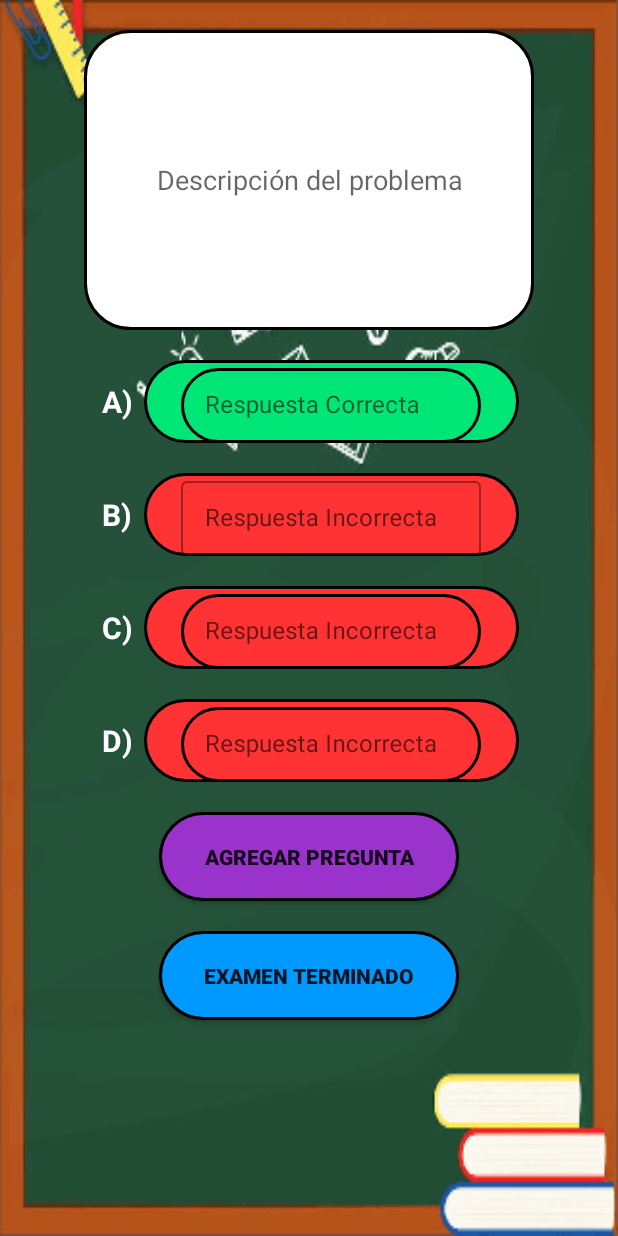
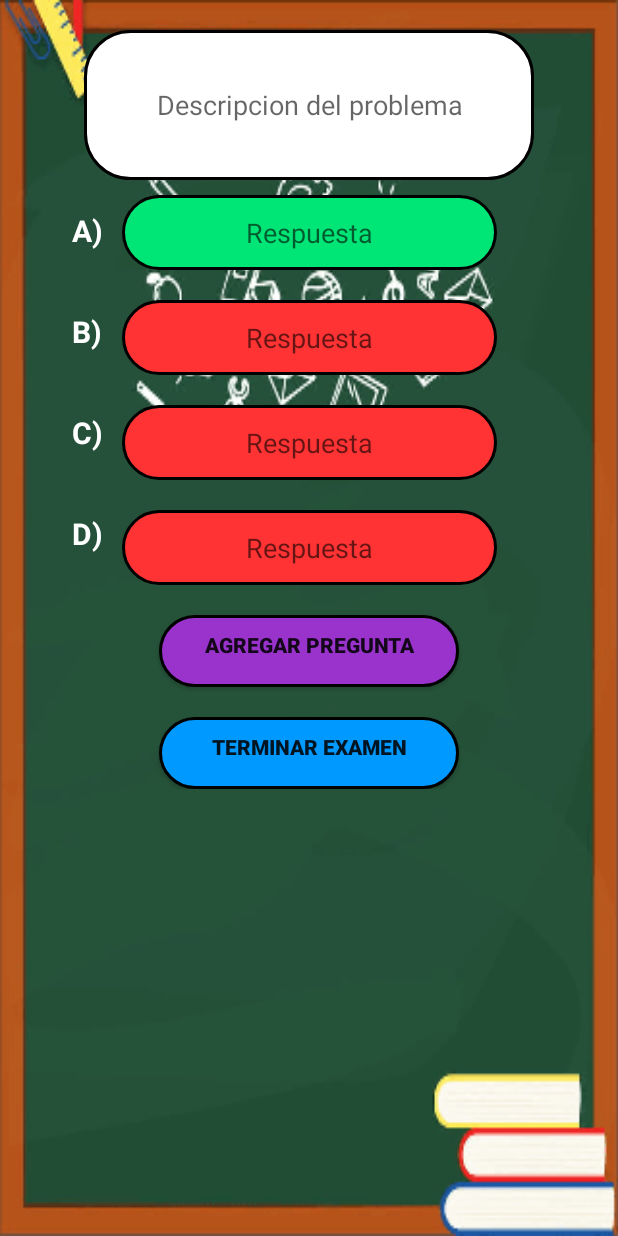
Before and after one commit to BrayanCore/BloqueoEscolar, an Android app: the AddQuestion screen opened directly, with no data from a screen before it, on a phone screen of 412 x 824 dp. Run offline under Robolectric (Android 15) with nearby library versions, the phone set to English and light mode, and no system bars; our stand-ins replace Firebase (no records; nobody signed in at launch, a user with empty details on screens opened directly); Roboto replaces fonts that are not available here; 1 statement that could not run was skipped.

Commit message:
Se agrega logica para obtener lista de grados, despues para obtener examenes por grados y poder guardar examenes segun el grado actual

```diff
--- a/app/src/main/java/com/example/bloqueoescolar/domain/struct/StructQuestion.kt
+++ b/app/src/main/java/com/example/bloqueoescolar/domain/struct/StructQuestion.kt
@@ -13,5 +13,9 @@ class StructQuestion : Serializable {
         question: String,
         correctAnswer: Int,
         options: StructOptions
-    )
+    ) {
+        this.question = question
+        this.correctAnswer = correctAnswer
+        this.options = options
+    }
 }
--- a/app/src/main/res/layout/add_question.xml
+++ b/app/src/main/res/layout/add_question.xml
@@ -1,5 +1,6 @@
 <?xml version="1.0" encoding="utf-8"?>
-<LinearLayout xmlns:android="http://schemas.android.com/apk/res/android"
+<androidx.constraintlayout.widget.ConstraintLayout
+    xmlns:android="http://schemas.android.com/apk/res/android"
     xmlns:app="http://schemas.android.com/apk/res-auto"
     xmlns:tools="http://schemas.android.com/tools"
     android:layout_width="match_parent"
@@ -7,190 +8,183 @@
     tools:context=".Main"
     android:background="@drawable/pizarra"
     android:orientation="vertical"
-    android:gravity="center_horizontal"
-    >
+    android:gravity="center_horizontal">
+
+    <!-- Descripcion -->
+    <EditText
+        android:id="@+id/description"
+        android:layout_width="300dp"
+        android:layout_height="100dp"
+        android:layout_marginTop="20dp"
+        android:background="@drawable/c_redond"
+        android:ems="10"
+        android:gravity="center"
+        android:inputType="textPersonName"
+        android:hint="@string/app_add_question_description"
+        app:layout_constraintEnd_toEndOf="parent"
+        app:layout_constraintStart_toStartOf="parent"
+        app:layout_constraintTop_toTopOf="parent" />
+
+    <androidx.constraintlayout.widget.ConstraintLayout
+        android:layout_width="match_parent"
+        android:layout_height="wrap_content"
+        android:layout_marginTop="10dp"
+        app:layout_constraintEnd_toEndOf="parent"
+        app:layout_constraintStart_toStartOf="parent"
+        app:layout_constraintTop_toBottomOf="@+id/description">
+
+        <!-- Respuesta A -->
+        <TextView
+            android:id="@+id/textViewA"
+            android:layout_width="25dp"
+            android:layout_height="match_parent"
+            android:layout_marginTop="10dp"
+            android:layout_marginStart="45dp"
+            android:gravity="center"
+            android:text="A)"
+            android:textColor="@android:color/white"
+            android:textSize="20dp"
+            android:textStyle="bold"
+            app:layout_constraintStart_toStartOf="parent"
+            app:layout_constraintTop_toTopOf="parent" />
 
         <EditText
-        android:id="@+id/description"
-        android:hint="Descripción del problema"
+            android:id="@+id/answer1"
+            android:layout_width="250dp"
+            android:layout_height="50dp"
+            android:background="@drawable/boton_respuestas"
+            android:ems="10"
             android:gravity="center"
-        android:layout_gravity="center"
-        android:layout_marginTop="20dp"
-        android:layout_width="300dp"
-        android:layout_height="200dp"
-        android:background="@drawable/c_redond"
-        />
+            android:textSize="18sp"
+            android:inputType="textPersonName"
+            android:hint="@string/app_add_question_answer"
+            app:layout_constraintEnd_toEndOf="parent"
+            app:layout_constraintHorizontal_bias="0.120"
+            app:layout_constraintStart_toEndOf="@+id/textViewA"
+            app:layout_constraintTop_toTopOf="parent" />
 
-    <LinearLayout
-        android:layout_width="match_parent"
-        android:layout_height="wrap_content"
-        android:gravity="center_horizontal"
-        android:orientation="horizontal"
-        >
+        <!-- Respuesta B -->
         <TextView
+            android:id="@+id/textViewB"
             android:layout_width="25dp"
             android:layout_height="match_parent"
-            android:text="A)"
+            android:layout_marginStart="45dp"
+            android:layout_marginTop="40dp"
             android:gravity="center"
+            android:text="B)"
+            android:textColor="@android:color/white"
+            android:textSize="20sp"
             android:textStyle="bold"
-            android:textSize="20dp"
-            android:layout_marginRight="5dp"
+            app:layout_constraintStart_toStartOf="parent"
+            app:layout_constraintTop_toBottomOf="@+id/textViewA" />
+
+        <EditText
+            android:id="@+id/answer2"
+            android:layout_width="250dp"
+            android:layout_height="50dp"
             android:layout_marginTop="20dp"
-            android:textColor="@android:color/white"
-            />
-        <com.google.android.material.textfield.TextInputLayout
-            android:layout_width="250dp"
+            android:background="@drawable/wrong_answer"
+            android:ems="10"
             android:gravity="center"
-            android:layout_height="match_parent"
-            android:layout_marginTop="20dp"
-            android:background="@drawable/boton_respuestas"
-            style="@style/Widget.MaterialComponents.TextInputLayout.OutlinedBox"
-            >
-            <androidx.appcompat.widget.AppCompatEditText
-                android:id="@+id/answer1"
-                android:layout_width="200dp"
-                android:layout_height="50dp"
-                android:hint="Respuesta Correcta"
-                android:background="@drawable/boton_respuestas"
-                android:textColor="#363A43"
-                android:textColorHint="#7A8089"
-                />
-        </com.google.android.material.textfield.TextInputLayout>
-    </LinearLayout>
+            android:textSize="18sp"
+            android:inputType="textPersonName"
+            android:hint="@string/app_add_question_answer"
+            app:layout_constraintEnd_toEndOf="parent"
+            app:layout_constraintHorizontal_bias="0.120"
+            app:layout_constraintStart_toEndOf="@+id/textViewB"
+            app:layout_constraintTop_toBottomOf="@+id/answer1" />
 
-    <LinearLayout
-        android:layout_width="match_parent"
-        android:layout_height="wrap_content"
-        android:gravity="center_horizontal"
-        android:orientation="horizontal"
-        >
+        <!-- Respuesta C -->
         <TextView
+            android:id="@+id/textViewC"
             android:layout_width="25dp"
             android:layout_height="match_parent"
-            android:text="B)"
+            android:layout_marginStart="45dp"
+            android:layout_marginTop="40dp"
             android:gravity="center"
+            android:text="C)"
+            android:textColor="@android:color/white"
+            android:textSize="20dp"
             android:textStyle="bold"
-            android:textSize="20dp"
-            android:layout_marginRight="5dp"
-            android:layout_marginTop="20dp"
-            android:textColor="@android:color/white"
-            />
-        <com.google.android.material.textfield.TextInputLayout
+            app:layout_constraintStart_toStartOf="parent"
+            app:layout_constraintTop_toBottomOf="@+id/textViewB" />
+
+        <EditText
+            android:id="@+id/answer3"
             android:layout_width="250dp"
-            android:gravity="center"
-            android:layout_height="match_parent"
+            android:layout_height="50dp"
             android:layout_marginTop="20dp"
             android:background="@drawable/wrong_answer"
-            style="@style/Widget.MaterialComponents.TextInputLayout.OutlinedBox"
-            >
-            <androidx.appcompat.widget.AppCompatEditText
-                android:id="@+id/answer2"
-                android:layout_width="200dp"
-                android:layout_height="50dp"
-                android:hint="Respuesta Incorrecta"
-                android:textColor="#FFF"
-                android:textColorHint="#7A8089"
-                />
-        </com.google.android.material.textfield.TextInputLayout>
-    </LinearLayout>
+            android:ems="10"
+            android:gravity="center"
+            android:textSize="18sp"
+            android:inputType="textPersonName"
+            android:hint="@string/app_add_question_answer"
+            app:layout_constraintEnd_toEndOf="parent"
+            app:layout_constraintHorizontal_bias="0.120"
+            app:layout_constraintStart_toEndOf="@+id/textViewC"
+            app:layout_constraintTop_toBottomOf="@+id/answer2" />
 
-    <LinearLayout
-        android:layout_width="match_parent"
-        android:layout_height="wrap_content"
-        android:gravity="center_horizontal"
-        android:orientation="horizontal"
-        >
+        <!-- Respuesta D -->
         <TextView
+            android:id="@+id/textViewD"
             android:layout_width="25dp"
             android:layout_height="match_parent"
-            android:text="C)"
+            android:layout_marginStart="45dp"
+            android:layout_marginTop="40dp"
             android:gravity="center"
+            android:text="D)"
+            android:textColor="@android:color/white"
+            android:textSize="20dp"
             android:textStyle="bold"
-            android:textSize="20dp"
-            android:layout_marginRight="5dp"
-            android:layout_marginTop="20dp"
-            android:textColor="@android:color/white"
-            />
-        <com.google.android.material.textfield.TextInputLayout
+            app:layout_constraintStart_toStartOf="parent"
+            app:layout_constraintTop_toBottomOf="@+id/textViewC" />
+
+        <EditText
+            android:id="@+id/answer4"
             android:layout_width="250dp"
-            android:gravity="center"
-            android:layout_height="match_parent"
+            android:layout_height="50dp"
             android:layout_marginTop="20dp"
             android:background="@drawable/wrong_answer"
-            style="@style/Widget.MaterialComponents.TextInputLayout.OutlinedBox"
-            >
-            <androidx.appcompat.widget.AppCompatEditText
-                android:id="@+id/answer3"
-                android:layout_width="200dp"
-                android:layout_height="50dp"
-                android:hint="Respuesta Incorrecta"
-                android:textColor="#FFF"
-                android:textColorHint="#7A8089"
-                android:background="@drawable/wrong_answer"
-                />
-        </com.google.android.material.textfield.TextInputLayout>
-    </LinearLayout>
+            android:ems="10"
+            android:gravity="center"
+            android:textSize="18sp"
+            android:inputType="textPersonName"
+            android:hint="@string/app_add_question_answer"
+            app:layout_constraintEnd_toEndOf="parent"
+            app:layout_constraintHorizontal_bias="0.120"
+            app:layout_constraintStart_toEndOf="@+id/textViewD"
+            app:layout_constraintTop_toBottomOf="@+id/answer3" />
 
-    <LinearLayout
-        android:layout_width="match_parent"
-        android:layout_height="wrap_content"
-        android:gravity="center_horizontal"
-        android:orientation="horizontal"
-        >
-        <TextView
-            android:layout_width="25dp"
-            android:layout_height="match_parent"
-            android:text="D)"
-            android:gravity="center"
-            android:textStyle="bold"
-            android:textSize="20dp"
-            android:layout_marginRight="5dp"
-            android:layout_marginTop="20dp"
-            android:textColor="@android:color/white"
-            />
-        <com.google.android.material.textfield.TextInputLayout
-            android:layout_width="250dp"
-            android:gravity="center"
-            android:layout_height="match_parent"
-            android:layout_marginTop="20dp"
-            android:background="@drawable/wrong_answer"
-            style="@style/Widget.MaterialComponents.TextInputLayout.OutlinedBox"
-            >
-            <androidx.appcompat.widget.AppCompatEditText
-                android:id="@+id/answer4"
-                android:layout_width="200dp"
-                android:layout_height="50dp"
-                android:hint="Respuesta Incorrecta"
-                android:textColor="#FFF"
-                android:textColorHint="#7A8089"
-                android:background="@drawable/wrong_answer"
-                />
-        </com.google.android.material.textfield.TextInputLayout>
-    </LinearLayout>
-
+        <!-- Agregar pregunta -->
         <Button
             android:id="@+id/add_question"
             android:layout_width="200dp"
             android:layout_height="wrap_content"
             android:layout_marginTop="20dp"
             android:background="@drawable/c_purple"
-        android:text="AGREGAR PREGUNTA"
-        android:padding="20dp"
             android:gravity="center_horizontal"
+            android:padding="10dp"
+            android:text="@string/app_add_question_add"
             android:textStyle="bold"
-        />
+            app:layout_constraintEnd_toEndOf="parent"
+            app:layout_constraintStart_toStartOf="parent"
+            app:layout_constraintTop_toBottomOf="@+id/answer4" />
 
+        <!-- Terminar alta de examen -->
         <Button
             android:id="@+id/send_exam_btn"
             android:layout_width="200dp"
             android:layout_height="wrap_content"
             android:layout_marginTop="20dp"
             android:background="@drawable/boton_enviar"
-        android:text="EXAMEN TERMINADO"
-        android:padding="20dp"
             android:gravity="center_horizontal"
+            android:padding="10dp"
+            android:text="@string/app_add_question_finish"
             android:textStyle="bold"
-        />
+            app:layout_constraintEnd_toEndOf="parent"
+            app:layout_constraintStart_toStartOf="parent"
+            app:layout_constraintTop_toBottomOf="@+id/add_question" />
 
-
-</LinearLayout>
+    </androidx.constraintlayout.widget.ConstraintLayout>
+</androidx.constraintlayout.widget.ConstraintLayout>
--- a/app/src/main/res/values/strings.xml
+++ b/app/src/main/res/values/strings.xml
@@ -15,4 +15,10 @@
     <string name="app_register_input_psw">  Contraseña</string>
     <string name="app_register_input_psw_confirm">Confirmar contraseña</string>
     <string name="app_register_btn_register">Registrar</string>
+
+    <!-- Pantalla Add Question -->
+    <string name="app_add_question_description">Descripcion del problema</string>
+    <string name="app_add_question_answer">Respuesta</string>
+    <string name="app_add_question_add">Agregar Pregunta</string>
+    <string name="app_add_question_finish">Terminar Examen</string>
 </resources>
```
Also changed, not shown: app/src/main/java/com/example/bloqueoescolar/AddQuestion.kt (+57 -137 lines), app/src/main/java/com/example/bloqueoescolar/Exams.kt (+60 -17 lines), app/src/main/java/com/example/bloqueoescolar/Grades.kt (+21 -43 lines). Lines whose indentation alone changed are shown as unchanged.
